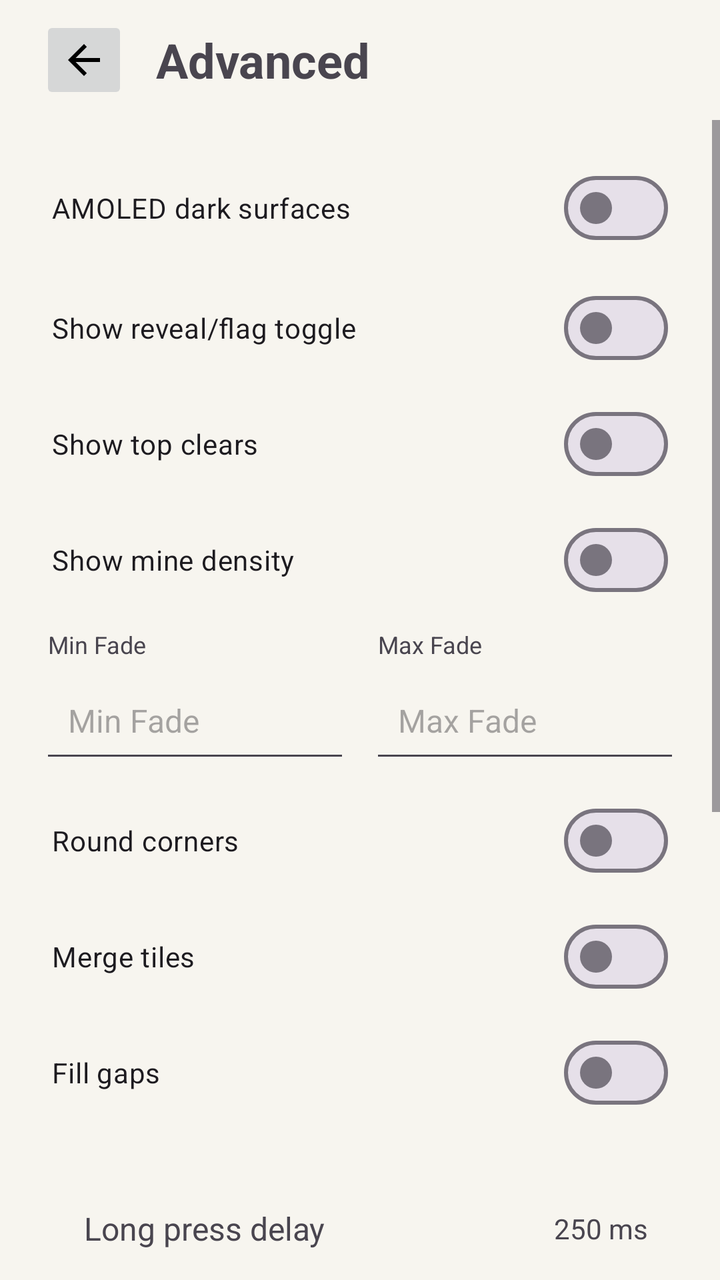
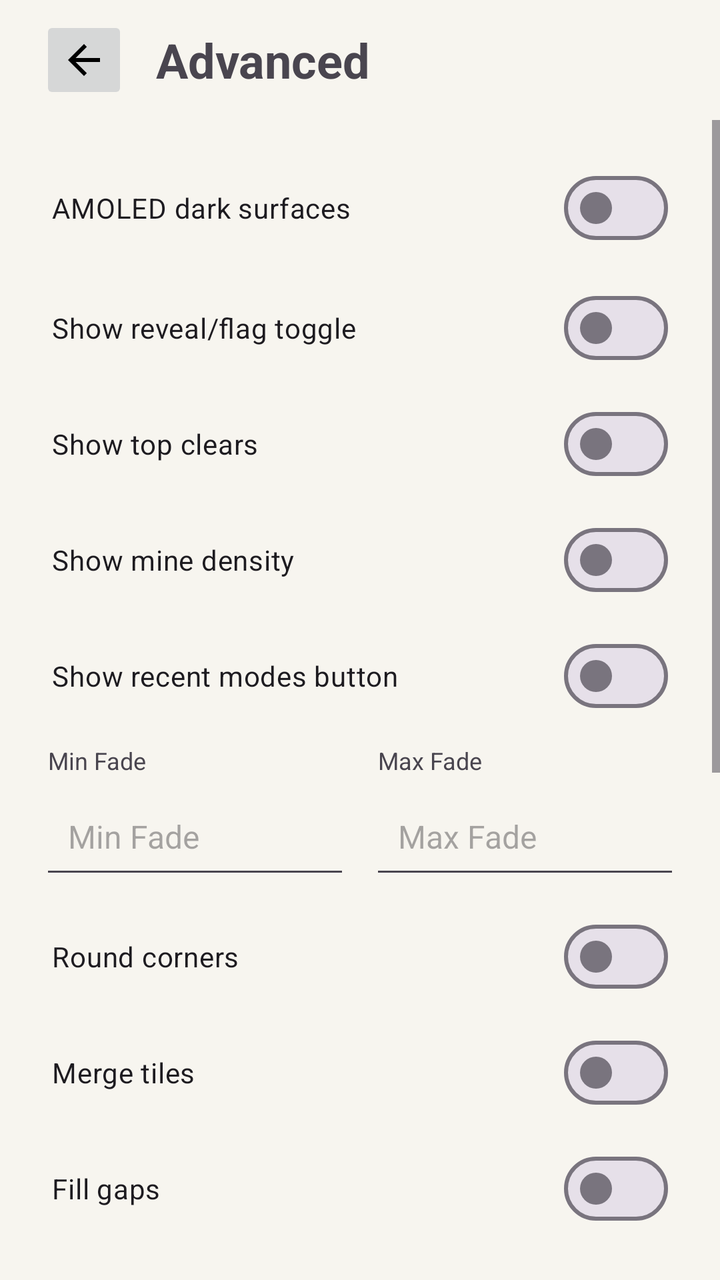

Compare the two renders of this Android layout. The source of the first and the diff that turns it into the second are given below.
<!-- AndroidManifest.xml: application theme Theme.Minesweeper -->
<!-- res/layout/activity_advanced_settings.xml -->
<?xml version="1.0" encoding="utf-8"?>
<LinearLayout xmlns:android="http://schemas.android.com/apk/res/android"
    android:layout_width="match_parent"
    android:layout_height="match_parent"
    android:orientation="vertical">

    <LinearLayout
        android:id="@+id/topBar"
        android:layout_width="match_parent"
        android:layout_height="wrap_content"
        android:gravity="center_vertical"
        android:orientation="horizontal"
        android:paddingStart="20dp"
        android:paddingTop="8dp"
        android:paddingEnd="20dp"
        android:paddingBottom="8dp">

        <ImageButton
            android:id="@+id/backButton"
            android:layout_width="44dp"
            android:layout_height="44dp"
            android:src="@drawable/ic_arrow_back_material" />

        <TextView
            android:id="@+id/titleText"
            android:layout_width="0dp"
            android:layout_height="wrap_content"
            android:layout_marginStart="14dp"
            android:layout_weight="1"
            android:text="@string/advanced"
            android:textSize="24sp"
            android:textStyle="bold" />
    </LinearLayout>

    <ScrollView
        android:layout_width="match_parent"
        android:layout_height="0dp"
        android:layout_weight="1">

        <LinearLayout
            android:id="@+id/content"
            android:layout_width="match_parent"
            android:layout_height="wrap_content"
            android:orientation="vertical"
            android:padding="20dp">

            <com.google.android.material.materialswitch.MaterialSwitch
                android:id="@+id/amoledTheme"
                android:layout_width="match_parent"
                android:layout_height="wrap_content"
                android:paddingStart="6dp"
                android:paddingEnd="6dp"
                android:switchPadding="14dp"
                android:text="@string/amoled_theme" />

            <com.google.android.material.materialswitch.MaterialSwitch
                android:id="@+id/showBottomToggle"
                android:layout_width="match_parent"
                android:layout_height="wrap_content"
                android:layout_marginTop="12dp"
                android:paddingStart="6dp"
                android:paddingEnd="6dp"
                android:switchPadding="14dp"
                android:text="@string/show_bottom_toggle" />

            <com.google.android.material.materialswitch.MaterialSwitch
                android:id="@+id/showTopClears"
                android:layout_width="match_parent"
                android:layout_height="wrap_content"
                android:layout_marginTop="10dp"
                android:paddingStart="6dp"
                android:paddingEnd="6dp"
                android:switchPadding="14dp"
                android:text="@string/show_top_clears" />

            <com.google.android.material.materialswitch.MaterialSwitch
                android:id="@+id/showMineDensity"
                android:layout_width="match_parent"
                android:layout_height="wrap_content"
                android:layout_marginTop="10dp"
                android:paddingStart="6dp"
                android:paddingEnd="6dp"
                android:switchPadding="14dp"
                android:text="@string/show_mine_density" />

            <LinearLayout
                android:id="@+id/mineDensityFadeRow"
                android:layout_width="match_parent"
                android:layout_height="wrap_content"
                android:layout_marginTop="10dp"
                android:orientation="horizontal">

                <LinearLayout
                    android:layout_width="0dp"
                    android:layout_height="wrap_content"
                    android:layout_weight="1"
                    android:orientation="vertical">

                    <TextView
                        android:id="@+id/mineDensityMinFadeLabel"
                        android:layout_width="wrap_content"
                        android:layout_height="wrap_content"
                        android:layout_marginStart="4dp"
                        android:text="@string/min_fade"
                        android:textSize="12sp" />

                    <EditText
                        android:id="@+id/mineDensityMinFadeInput"
                        android:layout_width="match_parent"
                        android:layout_height="52dp"
                        android:layout_marginTop="4dp"
                        android:hint="@string/min_fade"
                        android:imeOptions="actionNext"
                        android:inputType="numberDecimal"
                        android:padding="14dp"
                        android:selectAllOnFocus="true"
                        android:singleLine="true"
                        android:textSize="16sp" />
                </LinearLayout>

                <LinearLayout
                    android:layout_width="0dp"
                    android:layout_height="wrap_content"
                    android:layout_marginStart="10dp"
                    android:layout_weight="1"
                    android:orientation="vertical">

                    <TextView
                        android:id="@+id/mineDensityMaxFadeLabel"
                        android:layout_width="wrap_content"
                        android:layout_height="wrap_content"
                        android:layout_marginStart="4dp"
                        android:text="@string/max_fade"
                        android:textSize="12sp" />

                    <EditText
                        android:id="@+id/mineDensityMaxFadeInput"
                        android:layout_width="match_parent"
                        android:layout_height="52dp"
                        android:layout_marginTop="4dp"
                        android:hint="@string/max_fade"
                        android:imeOptions="actionDone"
                        android:inputType="numberDecimal"
                        android:padding="14dp"
                        android:selectAllOnFocus="true"
                        android:singleLine="true"
                        android:textSize="16sp" />
                </LinearLayout>
            </LinearLayout>

            <com.google.android.material.materialswitch.MaterialSwitch
                android:id="@+id/roundCorners"
                android:layout_width="match_parent"
                android:layout_height="wrap_content"
                android:layout_marginTop="10dp"
                android:paddingStart="6dp"
                android:paddingEnd="6dp"
                android:switchPadding="14dp"
                android:text="@string/round_corners" />

            <com.google.android.material.materialswitch.MaterialSwitch
                android:id="@+id/mergeTiles"
                android:layout_width="match_parent"
                android:layout_height="wrap_content"
                android:layout_marginTop="10dp"
                android:paddingStart="6dp"
                android:paddingEnd="6dp"
                android:switchPadding="14dp"
                android:text="@string/merge_tiles" />

            <com.google.android.material.materialswitch.MaterialSwitch
                android:id="@+id/fillGaps"
                android:layout_width="match_parent"
                android:layout_height="wrap_content"
                android:layout_marginTop="10dp"
                android:paddingStart="6dp"
                android:paddingEnd="6dp"
                android:switchPadding="14dp"
                android:text="@string/fill_gaps" />

            <LinearLayout
                android:id="@+id/longPressRow"
                android:layout_width="match_parent"
                android:layout_height="wrap_content"
                android:layout_marginTop="14dp"
                android:orientation="vertical"
                android:paddingStart="22dp"
                android:paddingTop="16dp"
                android:paddingEnd="16dp"
                android:paddingBottom="16dp">

                <LinearLayout
                    android:layout_width="match_parent"
                    android:layout_height="48dp"
                    android:gravity="center_vertical"
                    android:orientation="horizontal">

                    <TextView
                        android:id="@+id/longPressLabel"
                        android:layout_width="0dp"
                        android:layout_height="match_parent"
                        android:layout_weight="1"
                        android:gravity="center_vertical"
                        android:text="@string/long_press_delay"
                        android:textSize="16sp" />

                    <TextView
                        android:id="@+id/longPressValue"
                        android:layout_width="0dp"
                        android:layout_height="match_parent"
                        android:layout_weight="1"
                        android:gravity="center_vertical|end"
                        android:text="250 ms"
                        android:textSize="14sp" />
                </LinearLayout>

                <SeekBar
                    android:id="@+id/longPressSeekBar"
                    android:layout_width="match_parent"
                    android:layout_height="wrap_content"
                    android:layout_marginTop="8dp"
                    android:max="9"
                    android:progress="4" />
            </LinearLayout>

            <LinearLayout
                android:id="@+id/animationSpeedRow"
                android:layout_width="match_parent"
                android:layout_height="wrap_content"
                android:layout_marginTop="14dp"
                android:orientation="vertical"
                android:paddingStart="22dp"
                android:paddingTop="16dp"
                android:paddingEnd="16dp"
                android:paddingBottom="16dp">

                <LinearLayout
                    android:layout_width="match_parent"
                    android:layout_height="48dp"
                    android:gravity="center_vertical"
                    android:orientation="horizontal">

                    <TextView
                        android:id="@+id/animationSpeedLabel"
                        android:layout_width="0dp"
                        android:layout_height="match_parent"
                        android:layout_weight="1"
                        android:gravity="center_vertical"
                        android:text="@string/animation_speed"
                        android:textSize="16sp" />

                    <TextView
                        android:id="@+id/animationSpeedValue"
                        android:layout_width="0dp"
                        android:layout_height="match_parent"
                        android:layout_weight="1"
                        android:gravity="center_vertical|end"
                        android:text="50%"
                        android:textSize="14sp" />
                </LinearLayout>

                <SeekBar
                    android:id="@+id/animationSpeedSeekBar"
                    android:layout_width="match_parent"
                    android:layout_height="wrap_content"
                    android:layout_marginTop="8dp"
                    android:max="100"
                    android:progress="50" />
            </LinearLayout>

            <com.google.android.material.materialswitch.MaterialSwitch
                android:id="@+id/screenShake"
                android:layout_width="match_parent"
                android:layout_height="wrap_content"
                android:layout_marginTop="10dp"
                android:paddingStart="6dp"
                android:paddingEnd="6dp"
                android:switchPadding="14dp"
                android:text="@string/screen_shake" />

            <LinearLayout
                android:id="@+id/restoreModesButton"
                android:layout_width="match_parent"
                android:layout_height="64dp"
                android:layout_marginTop="14dp"
                android:gravity="center_vertical"
                android:orientation="horizontal"
                android:paddingStart="22dp"
                android:paddingEnd="16dp"
                android:paddingTop="0dp"
                android:paddingBottom="0dp">

                <TextView
                    android:id="@+id/restoreModesLabel"
                    android:layout_width="0dp"
                    android:layout_height="match_parent"
                    android:layout_weight="1"
                    android:clickable="true"
                    android:focusable="true"
                    android:gravity="center_vertical"
                    android:text="@string/default_modes"
                    android:textSize="16sp" />

                <TextView
                    android:id="@+id/restoreModesValue"
                    android:layout_width="0dp"
                    android:layout_height="match_parent"
                    android:layout_weight="1"
                    android:clickable="true"
                    android:focusable="true"
                    android:gravity="center_vertical|end"
                    android:text="@string/restore"
                    android:textSize="14sp" />
            </LinearLayout>

            <LinearLayout
                android:id="@+id/clearAllScoresButton"
                android:layout_width="match_parent"
                android:layout_height="64dp"
                android:layout_marginTop="12dp"
                android:gravity="center_vertical"
                android:orientation="horizontal"
                android:paddingStart="22dp"
                android:paddingEnd="16dp"
                android:paddingTop="0dp"
                android:paddingBottom="0dp">

                <TextView
                    android:id="@+id/clearAllScoresLabel"
                    android:layout_width="0dp"
                    android:layout_height="match_parent"
                    android:layout_weight="1"
                    android:clickable="true"
                    android:focusable="true"
                    android:gravity="center_vertical"
                    android:text="@string/all_scores"
                    android:textSize="16sp" />

                <TextView
                    android:id="@+id/clearAllScoresValue"
                    android:layout_width="0dp"
                    android:layout_height="match_parent"
                    android:layout_weight="1"
                    android:clickable="true"
                    android:focusable="true"
                    android:gravity="center_vertical|end"
                    android:text="@string/clear"
                    android:textSize="14sp" />
            </LinearLayout>

        </LinearLayout>
    </ScrollView>

</LinearLayout>
<!-- resources referenced by this layout -->
<resources>
  <!-- drawable ic_arrow_back_material (drawable) -->
  <?xml version="1.0" encoding="utf-8"?>
  <vector xmlns:android="http://schemas.android.com/apk/res/android"
      android:width="24dp"
      android:height="24dp"
      android:viewportWidth="24"
      android:viewportHeight="24">
      <path
          android:fillColor="#FF000000"
          android:pathData="M20,11H7.83l5.59,-5.59L12,4l-8,8l8,8l1.41,-1.41L7.83,13H20z" />
  </vector>
  <string name="advanced">Advanced</string>
  <string name="all_scores">All scores</string>
  <string name="amoled_theme">AMOLED dark surfaces</string>
  <string name="animation_speed">Animation speed</string>
  <string name="clear">Clear</string>
  <string name="default_modes">Default modes</string>
  <string name="fill_gaps">Fill gaps</string>
  <string name="long_press_delay">Long press delay</string>
  <string name="max_fade">Max Fade</string>
  <string name="merge_tiles">Merge tiles</string>
  <string name="min_fade">Min Fade</string>
  <string name="restore">Restore</string>
  <string name="round_corners">Round corners</string>
  <string name="screen_shake">Screen shake</string>
  <string name="show_bottom_toggle">Show reveal/flag toggle</string>
  <string name="show_mine_density">Show mine density</string>
  <string name="show_top_clears">Show top clears</string>
  <style name="Theme.Minesweeper" parent="Theme.Material3.Light.NoActionBar">
          <item name="android:windowBackground">@color/app_background</item>
          <item name="android:statusBarColor">@color/app_background</item>
          <item name="android:navigationBarColor">@color/app_background</item>
          <item name="android:windowLightStatusBar">true</item>
          <item name="android:windowLightNavigationBar">true</item>
          <item name="android:fontFamily">sans-serif</item>
          <item name="colorPrimary">@color/accent</item>
          <item name="colorSurface">@color/panel</item>
          <item name="android:windowAnimationStyle">@null</item>
          <item name="materialAlertDialogTheme">@style/Minesweeper.Dialog</item>
      </style>
  <color name="app_background">#F7F5EF</color>
  <color name="accent">#7CA7C7</color>
  <color name="panel">#EFEBE2</color>
  <style name="Minesweeper.Dialog" parent="ThemeOverlay.Material3.MaterialAlertDialog">
          <item name="backgroundTint">@color/panel</item>
      </style>
</resources>

<!-- the commit's change to res/layout/activity_advanced_settings.xml (unified diff, before → after) -->
@@ -82,6 +82,16 @@
                 android:paddingEnd="6dp"
                 android:switchPadding="14dp"
                 android:text="@string/show_mine_density" />
+
+            <com.google.android.material.materialswitch.MaterialSwitch
+                android:id="@+id/showRecentModesButton"
+                android:layout_width="match_parent"
+                android:layout_height="wrap_content"
+                android:layout_marginTop="10dp"
+                android:paddingStart="6dp"
+                android:paddingEnd="6dp"
+                android:switchPadding="14dp"
+                android:text="@string/show_recent_modes_button" />
 
             <LinearLayout
                 android:id="@+id/mineDensityFadeRow"
<!-- resource entries referenced after the edit -->
@@ -27,6 +27,7 @@
   <string name="screen_shake">Screen shake</string>
   <string name="show_bottom_toggle">Show reveal/flag toggle</string>
   <string name="show_mine_density">Show mine density</string>
+  <string name="show_recent_modes_button">Show recent modes button</string>
   <string name="show_top_clears">Show top clears</string>
   <style name="Theme.Minesweeper" parent="Theme.Material3.Light.NoActionBar">
           <item name="android:windowBackground">@color/app_background</item>
